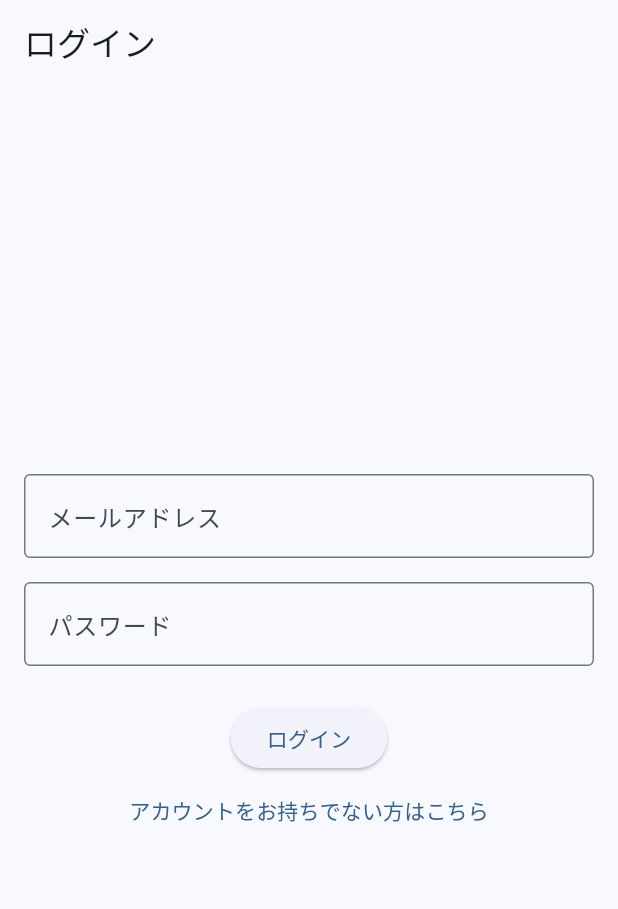
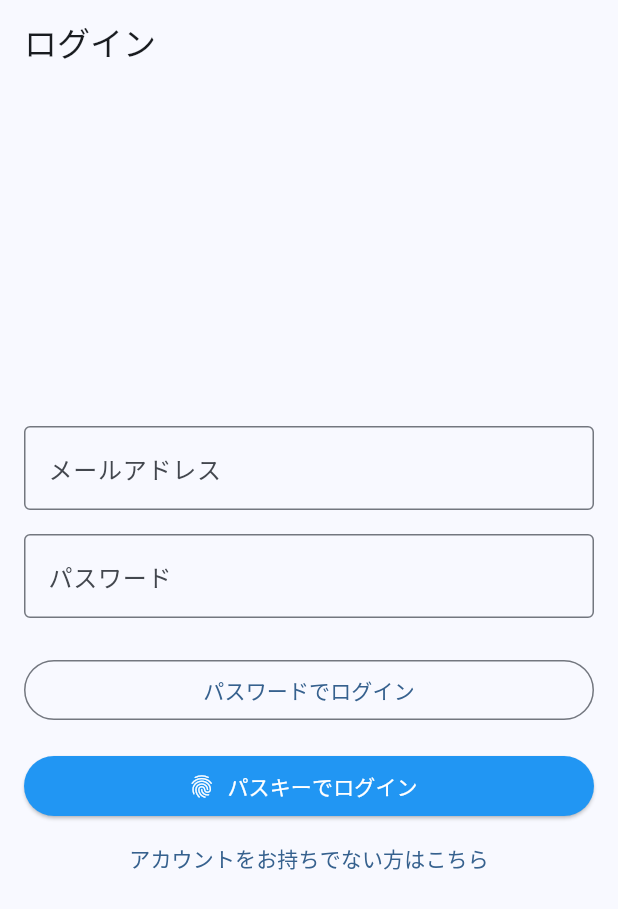
Before and after one commit to heyhey1028/flutter_passkey_demo, a Flutter app: the screen it shows once a user with an empty profile is signed in, after a tap on "ログアウト", on a phone screen of 412 x 824 dp. Shown: the top 909 px of the screen. Run offline on Flutter 3.47's test engine with Material 3 defaults, Android fonts, the phone set to English and light mode, and no system bars; our stand-ins replace cloud_firestore, firebase_auth, firebase_core, freezed_annotation, go_router; missing offline and left inert: passkeys; accounts and stored records are empty; generated files the repository leaves out were written again.

Commit message:
feat: Update login buttons for improved accessibility and add passkey login option

```diff
--- a/flutter_passkey_demo/lib/login_page.dart
+++ b/flutter_passkey_demo/lib/login_page.dart
@@ -87,9 +87,27 @@ class _LoginPageState extends State<LoginPage> {
                 ),
               ],
               const SizedBox(height: 24),
-              ElevatedButton(
-                onPressed: _login,
-                child: const Text('ログイン'),
+              SizedBox(
+                width: double.infinity,
+                child: OutlinedButton(
+                  onPressed: _login,
+                  child: const Text('パスワードでログイン'),
+                ),
+              ),
+              const SizedBox(height: 16),
+              SizedBox(
+                width: double.infinity,
+                child: ElevatedButton.icon(
+                  onPressed: () {
+                    // TODO: パスキーログインの実装
+                  },
+                  icon: const Icon(Icons.fingerprint),
+                  label: const Text('パスキーでログイン'),
+                  style: ElevatedButton.styleFrom(
+                    backgroundColor: Colors.blue,
+                    foregroundColor: Colors.white,
+                  ),
+                ),
               ),
               TextButton(
                 onPressed: () => context.go('/signup'),
```
